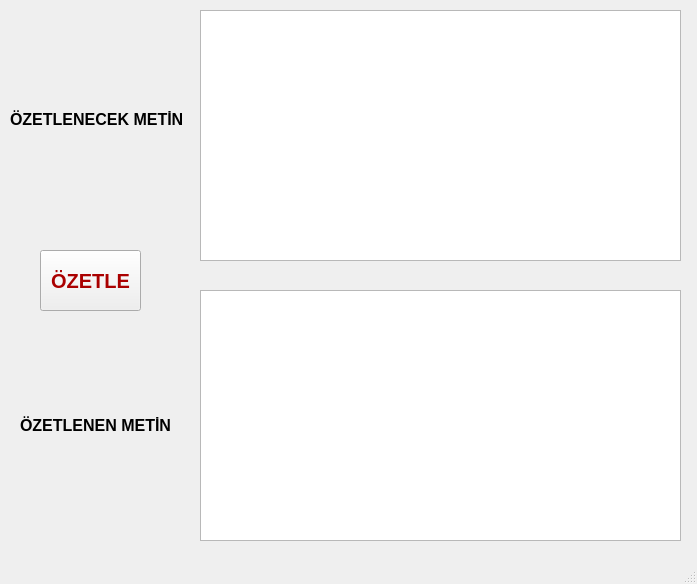
This is metin.ui in praptioza/TextSummarization-NLP as Qt 5 draws it before an edit. The edited form follows.
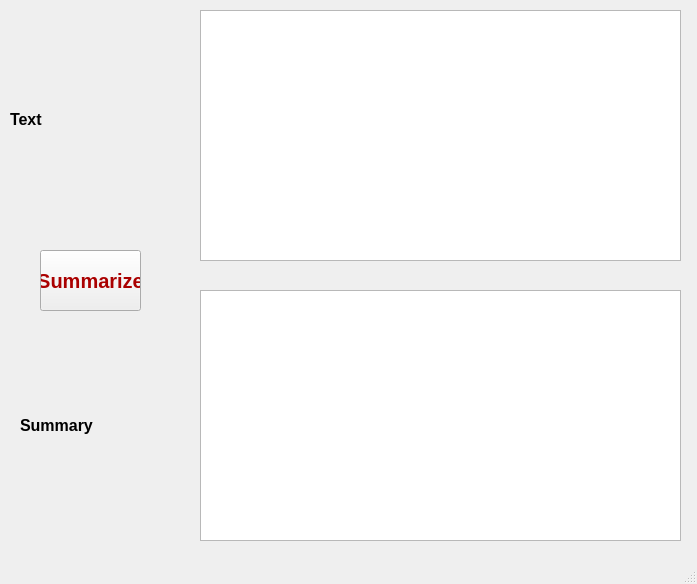
This is the edited form.

```diff
--- a/metin.ui
+++ b/metin.ui
@@ -31,7 +31,7 @@
      </font>
     </property>
     <property name="text">
-     <string>ÖZETLENECEK METİN</string>
+     <string>Text</string>
     </property>
    </widget>
    <widget class="QLabel" name="label_2">
@@ -51,7 +51,7 @@
      </font>
     </property>
     <property name="text">
-     <string>ÖZETLENEN METİN</string>
+     <string>Summary</string>
     </property>
    </widget>
    <widget class="QTextBrowser" name="textBrowser_2">
@@ -118,7 +118,7 @@
      </font>
     </property>
     <property name="text">
-     <string>ÖZETLE</string>
+     <string>Summarize</string>
     </property>
    </widget>
    <widget class="QPlainTextEdit" name="plainTextEdit">
```
Left out of the diff: 6 changed lines with no effect on the pictures.
